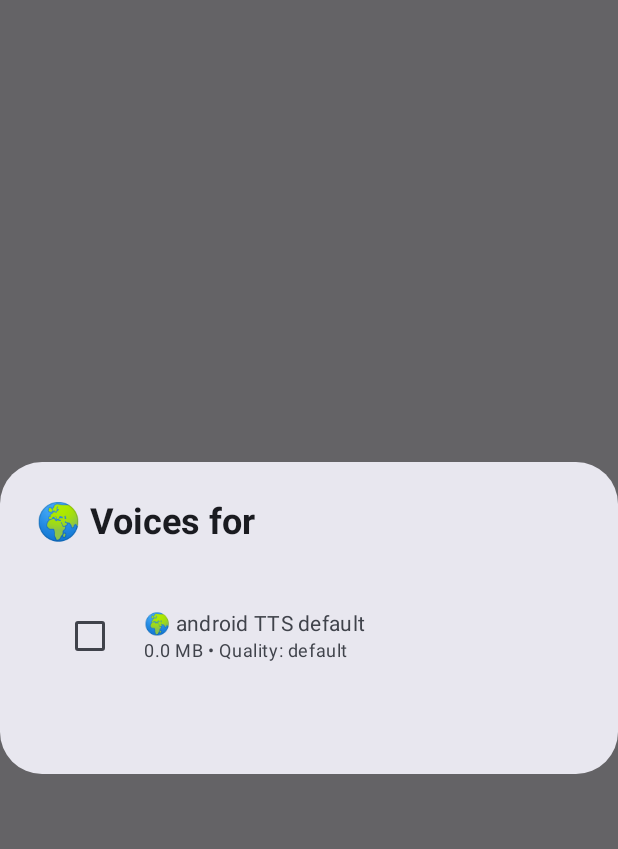
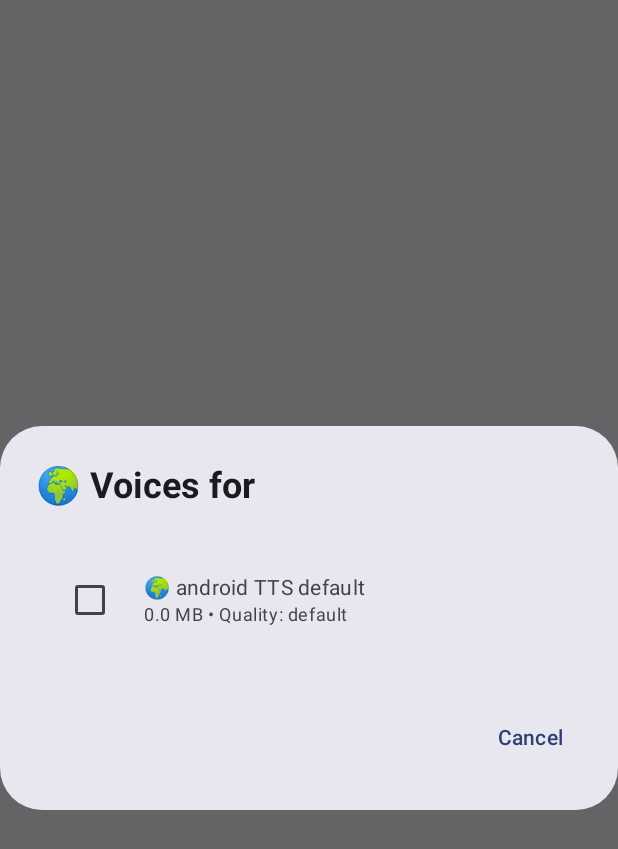
Before and after one commit to Nitram2345/readoutloud, an Android app built with Jetpack Compose: the composable VoiceDialog called with empty values, on a phone screen of 412 x 824 dp. Shown: the top 849 px of the screen. Run offline under Robolectric (Android 15) with nearby library versions, the phone set to English and light mode, and no system bars; 5 statements that could not run were skipped.

Commit message:
fixed bugs

```diff
--- a/app/src/main/java/com/readoutloud/MainActivity.kt
+++ b/app/src/main/java/com/readoutloud/MainActivity.kt
@@ -540,7 +540,7 @@ fun PdfViewerScreen(
                 modifier = Modifier
                     .padding(horizontal = 8.dp, vertical = 2.dp)
                     .fillMaxWidth()
-            ) { Text(stringResource(R.string.status_cancelled)) }
+            ) { Text(stringResource(R.string.cancel_loading)) }
         }
 
         val allLines = documentData?.textLines
--- a/app/src/main/java/com/readoutloud/VoiceDialog.kt
+++ b/app/src/main/java/com/readoutloud/VoiceDialog.kt
@@ -115,7 +115,12 @@ fun VoiceDialog(
                 }
             }
         },
-        confirmButton = {}
+        confirmButton = {},
+        dismissButton = {
+            TextButton(onClick = onDismiss) {
+                Text(context.getString(android.R.string.cancel))
+            }
+        }
     )
 }
 
--- a/app/src/main/res/values/strings.xml
+++ b/app/src/main/res/values/strings.xml
@@ -14,6 +14,7 @@
     <string name="status_idle">Open PDF, DOCX or EPUB</string>
     <string name="status_loading">Loading…</string>
     <string name="status_cancelled">Cancelled</string>
+    <string name="cancel_loading">Cancel loading</string>
     <string name="status_error">ERROR: %s</string>
     <string name="status_file_not_found">File no longer available</string>
     <string name="status_pages" formatted="false">%d pages, %d text lines</string>
```
Also changed, not shown: app/src/main/java/com/readoutloud/TtsController.kt (+15 -8 lines), 48 other files.
